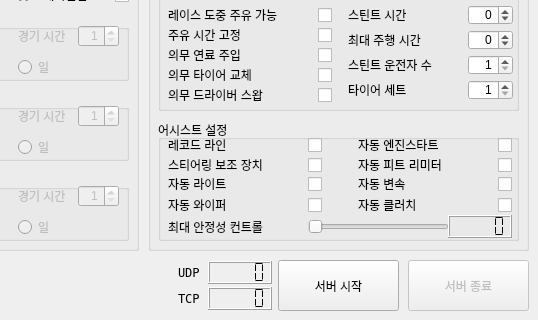
Qt form ACC_Dedicated_Server_GUI.ui (mhoow6/ACCservermanager) before a commit; both pictures show x 262 to 800 and y 280 to 600 of the 800 by 600 pixel window.
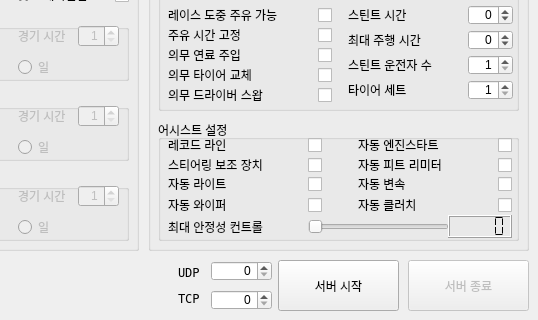
The same form after that commit. Icons and pictures are not drawn.

Commit message: udp, tcp LCD 디스플레이에서 스핀박스로 수정

The edit to the form file:
```diff
--- a/ACC_Dedicated_Server_GUI.ui
+++ b/ACC_Dedicated_Server_GUI.ui
@@ -1511,35 +1511,6 @@
      <bool>false</bool>
     </property>
    </widget>
-   <widget class="QLCDNumber" name="lcdNumber_tcpPort">
-    <property name="geometry">
-     <rect>
-      <x>470</x>
-      <y>567</y>
-      <width>64</width>
-      <height>23</height>
-     </rect>
-    </property>
-    <property name="segmentStyle">
-     <enum>QLCDNumber::Flat</enum>
-    </property>
-   </widget>
-   <widget class="QLCDNumber" name="lcdNumber_udpPort">
-    <property name="geometry">
-     <rect>
-      <x>470</x>
-      <y>541</y>
-      <width>64</width>
-      <height>23</height>
-     </rect>
-    </property>
-    <property name="smallDecimalPoint">
-     <bool>false</bool>
-    </property>
-    <property name="segmentStyle">
-     <enum>QLCDNumber::Flat</enum>
-    </property>
-   </widget>
    <widget class="QLabel" name="label_udpPort">
     <property name="geometry">
      <rect>
@@ -2221,6 +2192,44 @@
      </property>
     </widget>
    </widget>
+   <widget class="QSpinBox" name="spinBox_udpPort">
+    <property name="geometry">
+     <rect>
+      <x>473</x>
+      <y>541</y>
+      <width>61</width>
+      <height>20</height>
+     </rect>
+    </property>
+    <property name="layoutDirection">
+     <enum>Qt::LeftToRight</enum>
+    </property>
+    <property name="alignment">
+     <set>Qt::AlignRight|Qt::AlignTrailing|Qt::AlignVCenter</set>
+    </property>
+    <property name="maximum">
+     <number>9999</number>
+    </property>
+   </widget>
+   <widget class="QSpinBox" name="spinBox_tcpPort">
+    <property name="geometry">
+     <rect>
+      <x>473</x>
+      <y>570</y>
+      <width>61</width>
+      <height>20</height>
+     </rect>
+    </property>
+    <property name="layoutDirection">
+     <enum>Qt::LeftToRight</enum>
+    </property>
+    <property name="alignment">
+     <set>Qt::AlignRight|Qt::AlignTrailing|Qt::AlignVCenter</set>
+    </property>
+    <property name="maximum">
+     <number>9999</number>
+    </property>
+   </widget>
   </widget>
  </widget>
  <resources/>
```
The commit also changes 1 other file.
